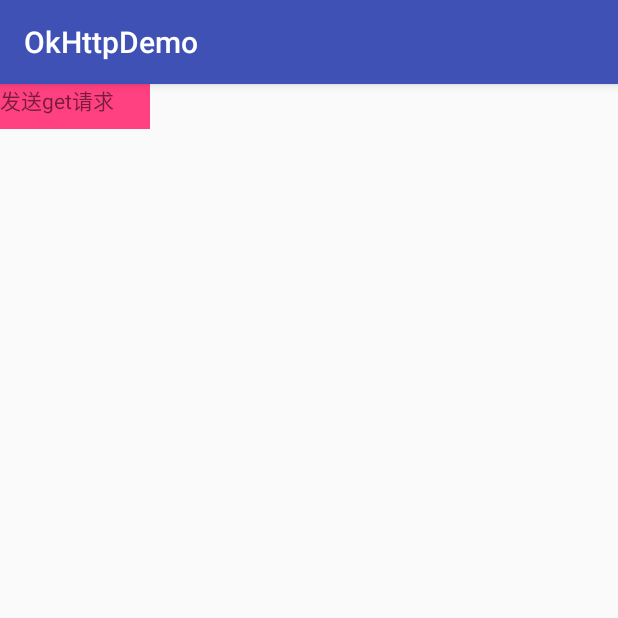
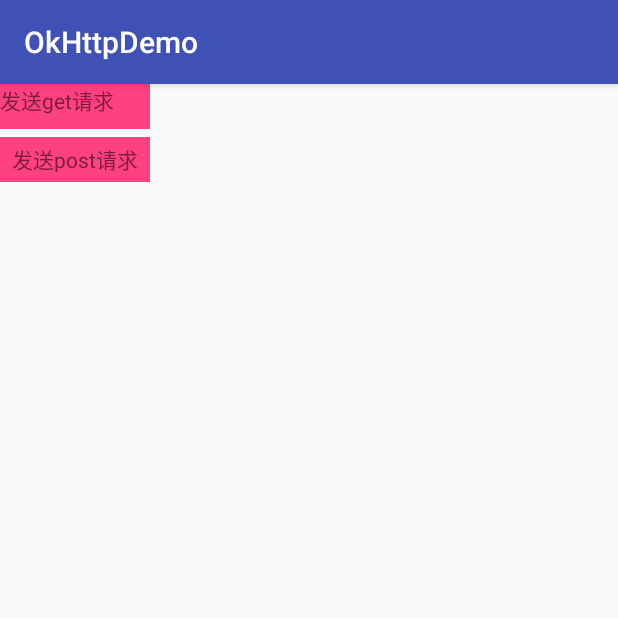
Before and after one commit to suzeyu1992/OkHttpDemo, an Android app: the screen it shows after launch (MainActivity), on a phone screen of 412 x 824 dp, the top half of it. Run offline under Robolectric (Android 15) with nearby library versions, the phone set to English and light mode, and no system bars.

Commit message:
post请求方式

```diff
--- a/app/src/main/res/layout/activity_main.xml
+++ b/app/src/main/res/layout/activity_main.xml
@@ -13,4 +13,13 @@
         android:layout_height="30dp"
         android:background="@color/colorAccent"
         android:text="发送get请求" />
+
+    <TextView
+        android:onClick="send_post"
+        android:layout_width="100dp"
+        android:layout_height="30dp"
+        android:layout_marginTop="5dp"
+        android:gravity="center"
+        android:background="@color/colorAccent"
+        android:text="发送post请求" />
 </LinearLayout>
```
Also changed, not shown: app/src/main/java/com/szysky/img/okhttpdemo/MainActivity.java (+49 -0 lines).
